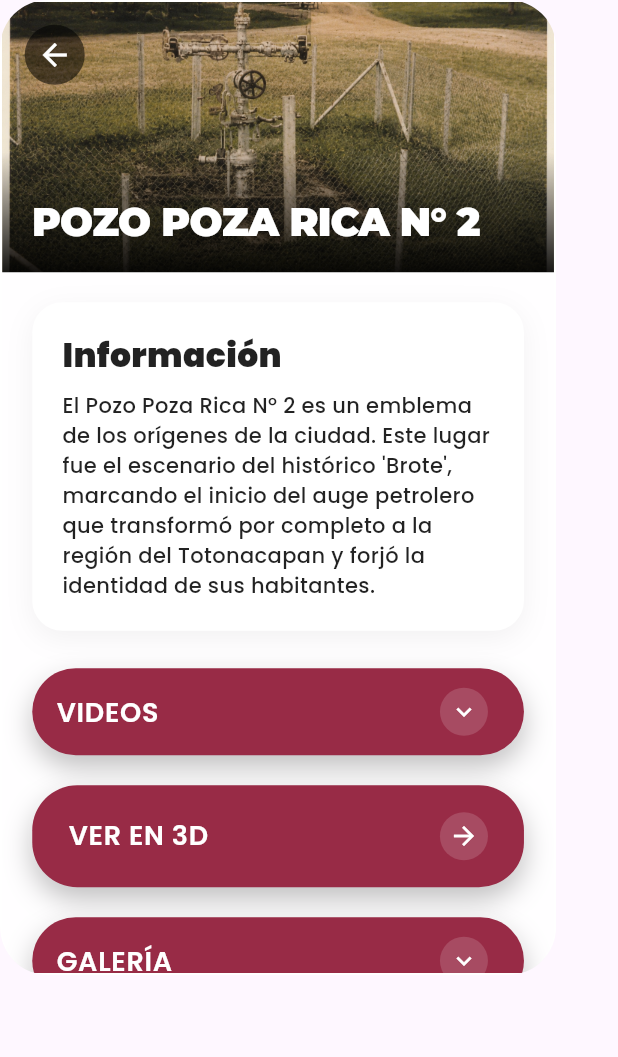
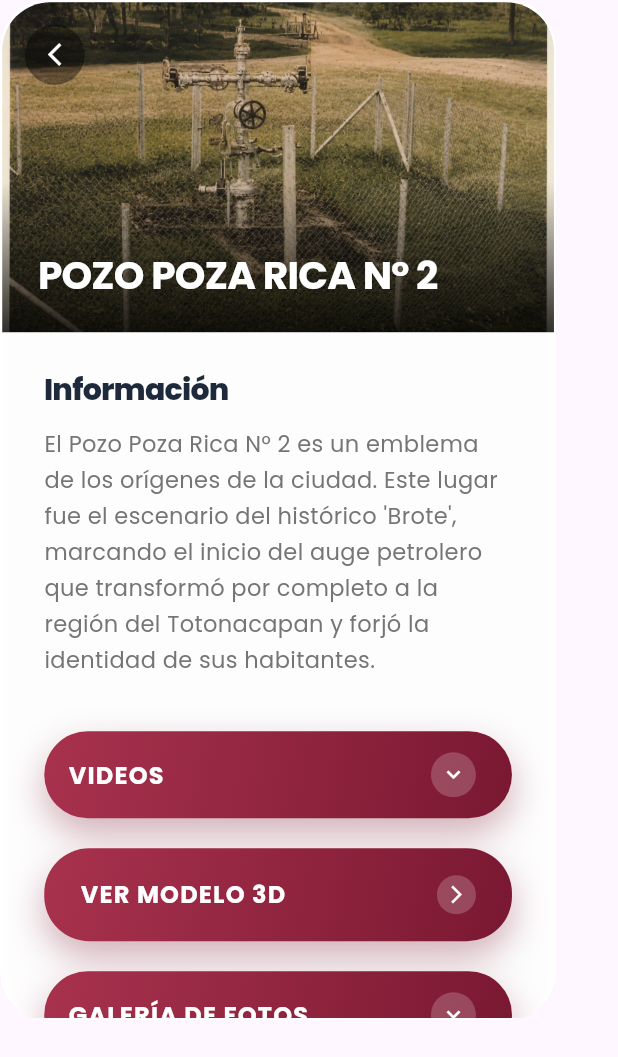
Before and after one commit to BOPY-O1/bytesoft-ar, a Flutter app: the DetallePozoCard widget shown alone on an empty page, opened directly with sample values from the repository, on a phone screen of 412 x 824 dp. Shown: the top 1057 px of the screen. Run offline on Flutter 3.47's test engine with Material 3 defaults, Android fonts, the light colour scheme and no system bars; our stand-ins replace camera, google_fonts, video_player; missing offline and left inert: model_viewer_plus, tflite_v2.

Commit message:
actualizacion 21-jun-2026

```diff
--- a/lib/main.dart
+++ b/lib/main.dart
@@ -367,41 +367,44 @@ class MenuRutaCard extends StatelessWidget {
 }
 
 // --- TARJETA PRINCIPAL DEL POZO ---
-// --- TARJETA PRINCIPAL DEL POZO ---
+// --- TARJETA PRINCIPAL DEL POZO (DISEÑO CLEAN UI / MINIMALISTA) ---
 class DetallePozoCard extends StatelessWidget {
   final PuntoHistorico punto;
   final VoidCallback onBack;
 
   const DetallePozoCard({super.key, required this.punto, required this.onBack});
 
-  // NUEVO: Estilo de botón Neumórfico/Soft UI (Basado en la imagen de referencia)
+  // --- NUEVO DISEÑO DE BOTÓN TIPO PÍLDORA FLOTANTE ---
   Widget _buildModernButton({required String text, required VoidCallback onPressed, bool isExpanded = false, Widget? expandedContent}) {
     return Container(
       width: double.infinity,
       decoration: BoxDecoration(
-        color: const Color(0xFF982B46), // Color principal Vino
-        borderRadius: BorderRadius.circular(30), // Bordes muy redondeados (Pill shape)
+        gradient: const LinearGradient(
+          begin: Alignment.topLeft,
+          end: Alignment.bottomRight,
+          colors: [Color(0xFFA8324E), Color(0xFF7A1831)], // Gradiente Vino Vibrante
+        ),
+        borderRadius: BorderRadius.circular(30), // Borde de píldora
         boxShadow: [
-          // Sombra suave abajo para dar altura
           BoxShadow(
-            color: Colors.black.withOpacity(0.25),
-            offset: const Offset(0, 8),
-            blurRadius: 15,
+            color: const Color(0xFF7A1831).withOpacity(0.35), // Sombra del mismo tono vino
+            offset: const Offset(0, 10),
+            blurRadius: 20,
           ),
-          // Brillo muy sutil arriba para el efecto 3D suave
           BoxShadow(
-            color: Colors.white.withOpacity(0.15),
+            color: Colors.white.withOpacity(0.15), // Brillo superior
             offset: const Offset(0, -2),
             blurRadius: 4,
           ),
         ],
       ),
+      child: ClipRRect(
+        borderRadius: BorderRadius.circular(30),
         child: isExpanded
             ? expandedContent
             : Material(
                 color: Colors.transparent,
                 child: InkWell(
-                borderRadius: BorderRadius.circular(30),
                   onTap: onPressed,
                   child: Padding(
                     padding: const EdgeInsets.symmetric(horizontal: 24, vertical: 18),
@@ -410,27 +413,15 @@ class DetallePozoCard extends StatelessWidget {
                       children: [
                         Text(
                           text,
-                        style: const TextStyle(
-                          color: Colors.white,
-                          fontSize: 18,
-                          fontWeight: FontWeight.w600,
-                          letterSpacing: 0.5,
+                          style: const TextStyle(color: Colors.white, fontSize: 16, fontWeight: FontWeight.bold, letterSpacing: 0.8),
                         ),
-                      ),
-                      // El círculo interno con icono que se ve en tu referencia
                         Container(
                           padding: const EdgeInsets.all(6),
-                        decoration: BoxDecoration(
-                          color: Colors.white.withOpacity(0.15),
-                          shape: BoxShape.circle,
-                        ),
-                        child: const Icon(
-                          Icons.arrow_forward,
-                          color: Colors.white,
-                          size: 20,
-                        ),
+                          decoration: BoxDecoration(color: Colors.white.withOpacity(0.2), shape: BoxShape.circle),
+                          child: const Icon(Icons.arrow_forward_ios, color: Colors.white, size: 14),
                         ),
                       ],
+                    ),
                   ),
                 ),
               ),
@@ -438,7 +429,7 @@ class DetallePozoCard extends StatelessWidget {
     );
   }
 
-  // Helper para adaptar el ExpansionTile al nuevo diseño
+  // --- HELPER PARA LOS MENÚS DESPLEGABLES CON EL MISMO ESTILO ---
   Widget _buildModernExpansionTile(BuildContext context, {required String title, required List<Widget> children}) {
     return _buildModernButton(
       text: title,
@@ -447,28 +438,13 @@ class DetallePozoCard extends StatelessWidget {
       expandedContent: Theme(
         data: Theme.of(context).copyWith(dividerColor: Colors.transparent),
         child: ExpansionTile(
-          title: Text(
-            title,
-            style: const TextStyle(
-              color: Colors.white,
-              fontSize: 18,
-              fontWeight: FontWeight.w600,
-              letterSpacing: 0.5,
-            ),
-          ),
+          title: Text(title, style: const TextStyle(color: Colors.white, fontSize: 16, fontWeight: FontWeight.bold, letterSpacing: 0.8)),
           iconColor: Colors.white,
           collapsedIconColor: Colors.white,
           trailing: Container(
             padding: const EdgeInsets.all(6),
-            decoration: BoxDecoration(
-              color: Colors.white.withOpacity(0.15),
-              shape: BoxShape.circle,
-            ),
-            child: const Icon(
-              Icons.keyboard_arrow_down,
-              color: Colors.white,
-              size: 20,
-            ),
+            decoration: BoxDecoration(color: Colors.white.withOpacity(0.2), shape: BoxShape.circle),
+            child: const Icon(Icons.keyboard_arrow_down, color: Colors.white, size: 18),
           ),
           children: children,
         ),
@@ -487,7 +463,7 @@ class DetallePozoCard extends StatelessWidget {
             SizedBox(
               width: MediaQuery.of(context).size.width, height: MediaQuery.of(context).size.height * 0.7,
               child: ModelViewer(
-                src: punto.modelo3dUrl, alt: "Modelo 3D Pozo", ar: false, autoRotate: true,
+                src: punto.modelo3dUrl, alt: "Modelo 3D", ar: false, autoRotate: true,
                 cameraControls: true, backgroundColor: Colors.transparent, disableZoom: false,
                 cameraOrbit: "auto auto 200%", maxCameraOrbit: "auto auto 400%", minCameraOrbit: "auto auto 50%",
               ),
@@ -501,22 +477,11 @@ class DetallePozoCard extends StatelessWidget {
   }
 
   void _reproducirVideo(BuildContext context, List<VideoHistorico> listaVideos, int indexSeleccionado) {
-    Navigator.push(
-      context,
-      MaterialPageRoute(builder: (context) => PantallaVisorVideo(videos: listaVideos, indiceInicial: indexSeleccionado)),
-    );
+    Navigator.push(context, MaterialPageRoute(builder: (context) => PantallaVisorVideo(videos: listaVideos, indiceInicial: indexSeleccionado)));
   }
 
   void _abrirVisorGaleria(BuildContext context, int indexInicial) {
-    Navigator.push(
-      context,
-      MaterialPageRoute(
-        builder: (context) => VisorGaleria(
-          imagenes: punto.imagenesGaleria,
-          indiceInicial: indexInicial,
-        ),
-      ),
-    );
+    Navigator.push(context, MaterialPageRoute(builder: (context) => VisorGaleria(imagenes: punto.imagenesGaleria, indiceInicial: indexInicial)));
   }
 
   @override
@@ -524,58 +489,56 @@ class DetallePozoCard extends StatelessWidget {
     return ClipRRect(
       borderRadius: BorderRadius.circular(32),
       child: BackdropFilter(
-        filter: ImageFilter.blur(sigmaX: 15, sigmaY: 15),
+        filter: ImageFilter.blur(sigmaX: 20, sigmaY: 20),
         child: Container(
-          width: MediaQuery.of(context).size.width * 0.9, height: 650,
+          width: MediaQuery.of(context).size.width * 0.9, height: 680,
           decoration: BoxDecoration(
-            color: Colors.white.withOpacity(0.9),
+            color: Colors.white.withOpacity(0.95), // Blanco más puro para hacer contraste
             borderRadius: BorderRadius.circular(32),
-            border: Border.all(color: Colors.white.withOpacity(0.5), width: 1.5)
+            border: Border.all(color: Colors.white.withOpacity(0.6), width: 1.5),
+            boxShadow: [BoxShadow(color: Colors.black.withOpacity(0.15), blurRadius: 40, offset: const Offset(0, 20))],
           ),
           child: Column(
             children: [
-              // CABECERA
+              // CABECERA (Imagen Superior)
               Stack(
                 children: [
-                  Image.asset(punto.imagenCabecera, height: 180, width: double.infinity, fit: BoxFit.cover,
-                    errorBuilder: (c, o, s) => Container(height: 180, color: Colors.grey, child: const Center(child: Icon(Icons.image_not_supported, color: Colors.white, size: 50))),
+                  ClipRRect(
+                    borderRadius: const BorderRadius.vertical(top: Radius.circular(32)),
+                    child: Image.asset(punto.imagenCabecera, height: 220, width: double.infinity, fit: BoxFit.cover,
+                      errorBuilder: (c, o, s) => Container(height: 220, color: Colors.grey, child: const Center(child: Icon(Icons.image_not_supported, color: Colors.white, size: 50))),
                     ),
-                  Positioned(bottom: 0, left: 0, right: 0, child: Container(height: 80, decoration: BoxDecoration(gradient: LinearGradient(begin: Alignment.bottomCenter, end: Alignment.topCenter, colors: [Colors.black.withOpacity(0.9), Colors.transparent])))),
+                  ),
+                  Positioned(bottom: 0, left: 0, right: 0, child: Container(height: 100, decoration: BoxDecoration(gradient: LinearGradient(begin: Alignment.bottomCenter, end: Alignment.topCenter, colors: [Colors.black.withOpacity(0.8), Colors.transparent])))),
                   Positioned(
-                    bottom: 15, left: 20,
-                    child: Text(punto.nombre, style: GoogleFonts.montserrat(color: Colors.white, fontSize: 26, fontWeight: FontWeight.w900, letterSpacing: -0.5)),
+                    bottom: 20, left: 24, right: 24,
+                    child: Text(punto.nombre, style: GoogleFonts.poppins(color: Colors.white, fontSize: 26, fontWeight: FontWeight.bold, letterSpacing: -0.5)),
                   ),
-                  Positioned(top: 15, left: 15, child: CircleAvatar(backgroundColor: Colors.black54, child: IconButton(icon: const Icon(Icons.arrow_back, color: Colors.white), onPressed: onBack)))
+                  Positioned(
+                    top: 15, left: 15,
+                    child: CircleAvatar(
+                      backgroundColor: Colors.black.withOpacity(0.4),
+                      child: IconButton(icon: const Icon(Icons.arrow_back_ios_new, color: Colors.white, size: 18), onPressed: onBack)
+                    )
+                  )
                 ],
               ),
 
-              // CONTENIDO
+              // CONTENIDO BLANCO MINIMALISTA
               Expanded(
                 child: SingleChildScrollView(
-                  padding: const EdgeInsets.symmetric(horizontal: 20, vertical: 20),
+                  physics: const BouncingScrollPhysics(),
+                  padding: const EdgeInsets.symmetric(horizontal: 28, vertical: 24),
                   child: Column(
                     crossAxisAlignment: CrossAxisAlignment.start,
                     children: [
-                      Container(
-                        width: double.infinity,
-                        padding: const EdgeInsets.all(20),
-                        decoration: BoxDecoration(
-                          color: Colors.white,
-                          borderRadius: BorderRadius.circular(20),
-                          boxShadow: [BoxShadow(color: Colors.black.withOpacity(0.05), blurRadius: 15, offset: const Offset(0, 5))]
-                        ),
-                        child: Column(
-                          crossAxisAlignment: CrossAxisAlignment.start,
-                          children: [
-                            const Text("Información", style: TextStyle(fontSize: 22, fontWeight: FontWeight.w900, color: Colors.black87)),
-                            const SizedBox(height: 8),
-                            Text(punto.informacion, style: TextStyle(fontSize: 14, color: Colors.black87, fontWeight: FontWeight.w500, height: 1.4)),
-                          ],
-                        ),
-                      ),
-                      const SizedBox(height: 25),
+                      // SECCIÓN INFORMACIÓN (Sin fondo gris, estilo limpio como la imagen de referencia)
+                      const Text("Información", style: TextStyle(fontSize: 20, fontWeight: FontWeight.w800, color: Color(0xFF1E293B), letterSpacing: -0.5)),
+                      const SizedBox(height: 10),
+                      Text(punto.informacion, style: TextStyle(fontSize: 15, color: Colors.grey.shade600, fontWeight: FontWeight.w400, height: 1.6)),
+                      const SizedBox(height: 35),
 
-                      // SECCIÓN VIDEOS (Estilo Moderno)
+                      // SECCIÓN VIDEOS
                       _buildModernExpansionTile(
                         context,
                         title: "VIDEOS",
@@ -583,11 +546,11 @@ class DetallePozoCard extends StatelessWidget {
                           int index = entry.key;
                           VideoHistorico video = entry.value;
                           return Container(
-                            color: Colors.black.withOpacity(0.1),
+                            color: Colors.black.withOpacity(0.12),
                             child: ListTile(
                               contentPadding: const EdgeInsets.symmetric(horizontal: 24, vertical: 4),
-                              leading: const Icon(Icons.play_circle_fill, color: Colors.white70, size: 28),
-                              title: Text(video.titulo, style: const TextStyle(color: Colors.white, fontWeight: FontWeight.w600)),
+                              leading: const Icon(Icons.play_circle_fill, color: Colors.white, size: 26),
+                              title: Text(video.titulo, style: const TextStyle(color: Colors.white, fontWeight: FontWeight.w600, fontSize: 14)),
                               onTap: () => _reproducirVideo(context, punto.videos, index),
                             ),
                           );
@@ -595,37 +558,38 @@ class DetallePozoCard extends StatelessWidget {
                       ),
                       const SizedBox(height: 20),
 
-                      // BOTÓN VER EN 3D (Estilo Moderno)
+                      // BOTÓN VER EN 3D
                       _buildModernButton(
-                        text: "VER EN 3D",
+                        text: "VER MODELO 3D",
                         onPressed: () => _mostrarModelo3D(context),
                       ),
                       const SizedBox(height: 20),
 
-                      // SECCIÓN GALERÍA (Estilo Moderno)
+                      // SECCIÓN GALERÍA
                       _buildModernExpansionTile(
                         context,
-                        title: "GALERÍA",
+                        title: "GALERÍA DE FOTOS",
                         children: [
                           Container(
-                            color: Colors.black.withOpacity(0.1),
-                            padding: const EdgeInsets.all(15),
+                            color: Colors.black.withOpacity(0.12),
+                            padding: const EdgeInsets.symmetric(vertical: 20),
                             height: 200,
                             child: ListView.builder(
+                              physics: const BouncingScrollPhysics(),
                               scrollDirection: Axis.horizontal,
                               itemCount: punto.imagenesGaleria.length,
                               itemBuilder: (context, index) {
                                 return Padding(
-                                  padding: const EdgeInsets.only(right: 15),
+                                  padding: EdgeInsets.only(left: index == 0 ? 24 : 0, right: 16),
                                   child: GestureDetector(
                                     onTap: () => _abrirVisorGaleria(context, index),
                                     child: Container(
                                       decoration: BoxDecoration(
-                                        borderRadius: BorderRadius.circular(16),
-                                        boxShadow: [BoxShadow(color: Colors.black.withOpacity(0.3), blurRadius: 8, offset: const Offset(0, 4))]
+                                        borderRadius: BorderRadius.circular(20),
+                                        boxShadow: [BoxShadow(color: Colors.black.withOpacity(0.2), blurRadius: 10, offset: const Offset(0, 5))]
                                       ),
                                       child: ClipRRect(
-                                        borderRadius: BorderRadius.circular(16),
+                                        borderRadius: BorderRadius.circular(20),
                                         child: Image.asset(
                                           punto.imagenesGaleria[index],
                                           width: 220,
```
Lines whose indentation alone changed are shown as unchanged.
